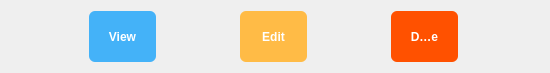
Old version of the form SLT_Application/SLT_Application/ActionButtons.ui in the repository amaralBruno27866/SLT_Solution.
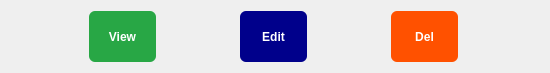
New version of the form. Icons and pictures are not drawn.

The edit to the form file:
```diff
--- a/SLT_Application/SLT_Application/ActionButtons.ui
+++ b/SLT_Application/SLT_Application/ActionButtons.ui
@@ -18,7 +18,7 @@
     <widget class="QToolButton" name="btView">
      <property name="styleSheet">
       <string notr="true">QToolButton {
-    background-color: #44b2f8;
+    background-color: #28a745;
     color: white;
     border: none;
     border-radius: 6px;
@@ -50,7 +50,7 @@
     <widget class="QToolButton" name="btEdit">
      <property name="styleSheet">
       <string notr="true">QToolButton {
-    background-color: #ffbb46;
+    background-color: #00008B;
     color: white;
     border: none;
     border-radius: 6px;
@@ -97,10 +97,7 @@
 }</string>
      </property>
      <property name="text">
-      <string>Delete</string>
-     </property>
-     <property name="icon">
-      <iconset theme="QIcon::ThemeIcon::EditDelete"/>
+      <string>Del</string>
      </property>
      <property name="iconSize">
       <size>
```
Left out of the diff: 10 changed lines with no effect on the pictures.
